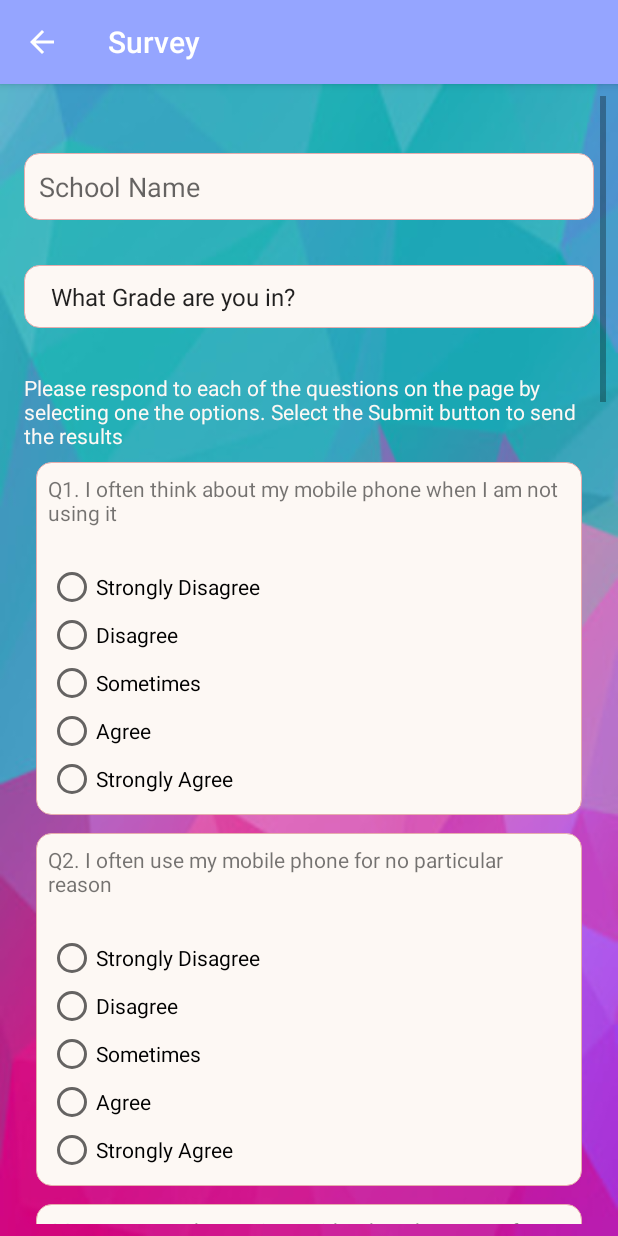
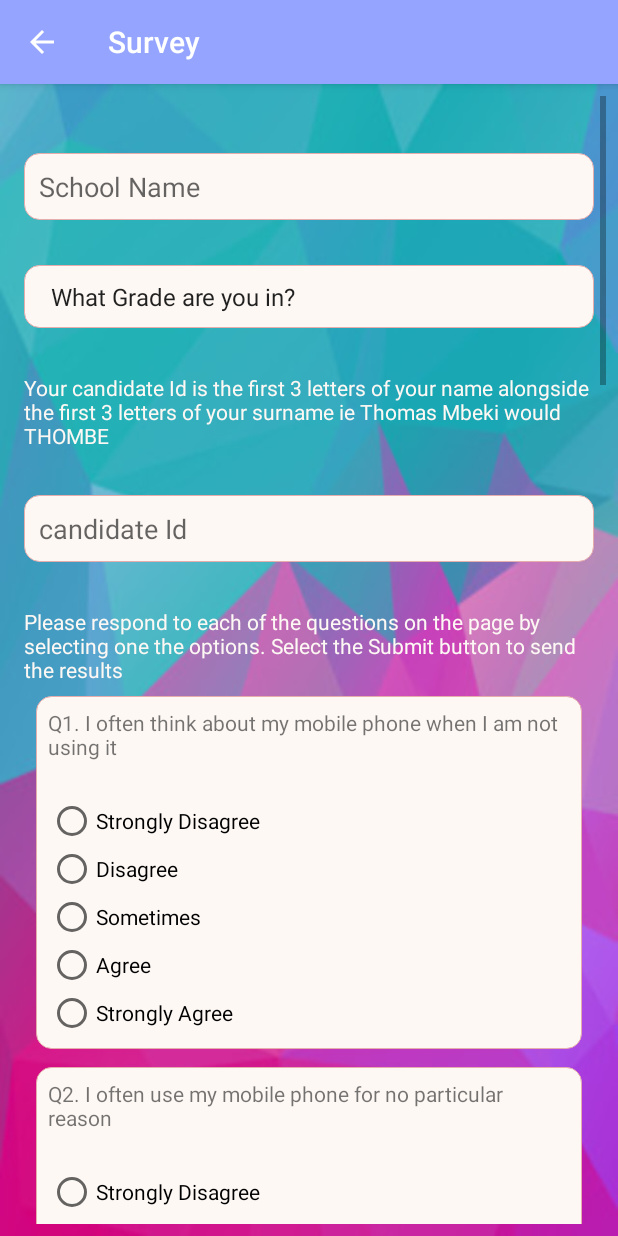
Before and after one commit to tha-bo/mvmr, an Android app: the screen it shows after launch (Survey), after a tap on "SURVEY", on a phone screen of 412 x 824 dp. Run offline under Robolectric (Android 15) with nearby library versions, the phone set to English and light mode, and no system bars; our stand-ins replace Firebase (no records; nobody signed in at launch, a user with empty details on screens opened directly).

Commit message:
finally works added candidate id to survey added contact details to report store usage time so we can make notifications etc

```diff
--- a/app/build.gradle
+++ b/app/build.gradle
@@ -35,6 +35,7 @@ dependencies {
     compile 'com.android.support:design:25.3.1'
     compile 'com.android.support:support-v4:25.3.1'
     compile 'com.google.firebase:firebase-storage:10.2.4'
+    compile 'joda-time:joda-time:2.9.9'
     testCompile 'junit:junit:4.12'
 }
 apply plugin: 'com.google.gms.google-services'
--- a/app/src/main/java/mvmr/mvmr/Home.java
+++ b/app/src/main/java/mvmr/mvmr/Home.java
@@ -215,15 +215,16 @@ public class Home extends AppCompatActivity {
                         }
                         return;
                     }
-//                    Log.w("asdasdasd", "signInAnonymously:failure", task.getException());
+                    Log.w("asdasdasd", "signInAnonymously:failure", task.getException());
                 }
             });
+            Toast.makeText(this, "login success", Toast.LENGTH_SHORT).show();
         }
 
         catch(Exception e)
         {
             //experience shouldnt end;
-//            Toast.makeText(this, "login error", Toast.LENGTH_SHORT).show();
+            Toast.makeText(this, "login error", Toast.LENGTH_SHORT).show();
         }
     }
 }
--- a/app/src/main/res/layout/content_survey.xml
+++ b/app/src/main/res/layout/content_survey.xml
@@ -81,9 +81,37 @@
                 android:paddingRight="10dp"/>
 
             <TextView
+                android:id="@+id/candidateIdInstructions"
+                android:layout_marginTop="30dp"
+                android:layout_below="@id/grade"
+                android:layout_width="wrap_content"
+                android:layout_height="wrap_content"
+                android:textColor="@color/white"
+                android:text="@string/candidateId_Instructions" />
+
+            <EditText
+                android:id="@+id/candidateId"
+                android:layout_width="match_parent"
+                android:layout_height="wrap_content"
+                android:ems="10"
+                android:maxLength="6"
+                android:hint="@string/candidateIdText"
+                android:inputType="text"
+                android:layout_marginTop="30dp"
+                android:layout_below="@id/candidateIdInstructions"
+                android:scrollHorizontally="false"
+                android:background="@drawable/layout_rounded"
+                android:paddingTop="10dp"
+                android:paddingBottom="10dp"
+                android:paddingLeft="10dp"
+                android:paddingRight="10dp"
+                android:nextFocusUp="@id/candidateId"
+                android:nextFocusLeft="@id/candidateId"/>
+
+            <TextView
                 android:id="@+id/surveyInstructions"
                 android:layout_marginTop="30dp"
-                android:layout_below="@id/grade"
+                android:layout_below="@id/candidateId"
                 android:layout_width="wrap_content"
                 android:layout_height="wrap_content"
                 android:textColor="@color/white"
--- a/app/src/main/res/values/strings.xml
+++ b/app/src/main/res/values/strings.xml
@@ -142,4 +142,8 @@ School Name
         <item>name</item>
     </string-array>
     <string name="informSchool">Do you wish for us to inform your school of this event?</string>
+    <string name="candidateIdText">candidate Id</string>
+    <string name="candidateId_Instructions">Your candidate Id is the first 3 letters of your name alongside the first 3 letters of your surname ie Thomas Mbeki would THOMBE</string>
+    <string name="contactDetailsHint">phone number/email</string>
+    <string name="contact_DetailsText">If you wish for us to contact you, please enter a phone number or email address below</string>
 </resources>
```
Also changed, not shown: app/src/main/java/mvmr/mvmr/ListennerService.java (+4 -46 lines), app/src/main/java/mvmr/mvmr/Report.java (+24 -5 lines), app/src/main/java/mvmr/mvmr/ScreenOffReceiver.java (+38 -24 lines), app/src/main/java/mvmr/mvmr/ScreenOnReceiver.java (+31 -64 lines), app/src/main/java/mvmr/mvmr/Survey.java (+24 -3 lines), app/src/main/res/layout/content_report.xml (+27 -0 lines), 3 other files.
